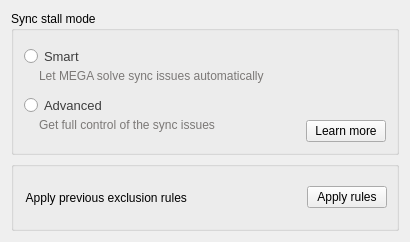
This is src/MEGASync/syncs/gui/Twoways/linux/SyncStallModeSelector.ui in meganz/MEGAsync as Qt 5 draws it before an edit. The edited form follows.
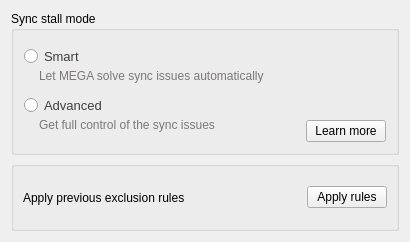
This is the edited form.

Patch:
```diff
--- a/src/MEGASync/syncs/gui/Twoways/linux/SyncStallModeSelector.ui
+++ b/src/MEGASync/syncs/gui/Twoways/linux/SyncStallModeSelector.ui
@@ -203,7 +203,7 @@
       <item>
        <widget class="QLabel" name="label">
         <property name="text">
-         <string> Apply previous exclusion rules</string>
+         <string>Apply previous exclusion rules</string>
         </property>
        </widget>
       </item>
```
